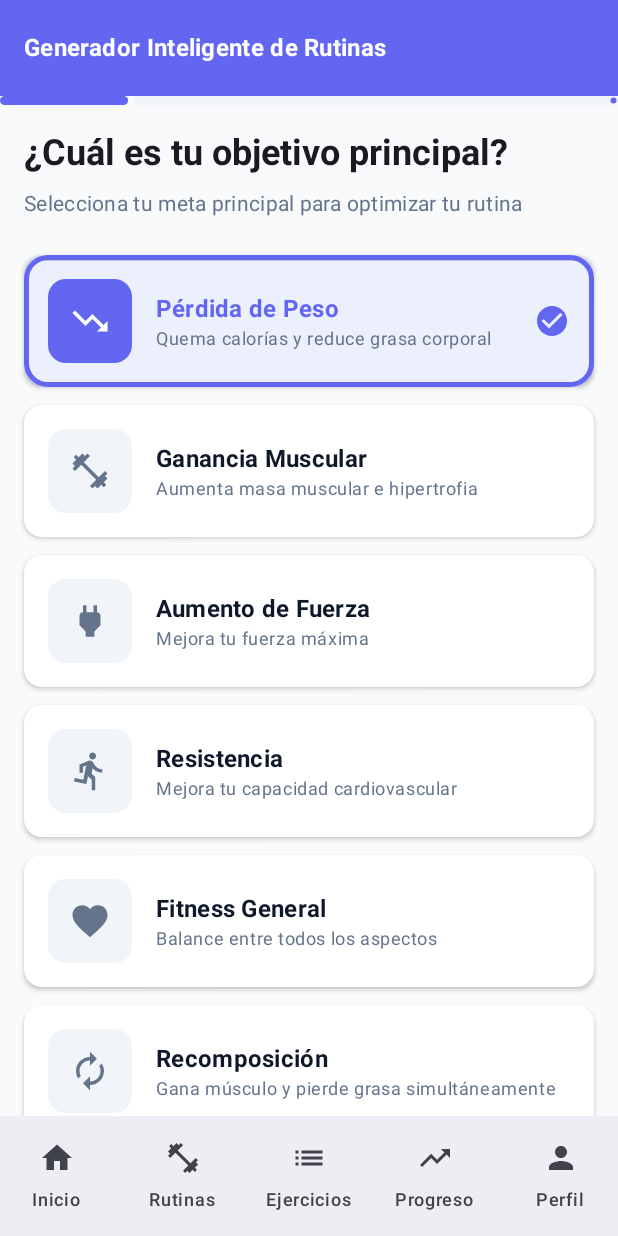
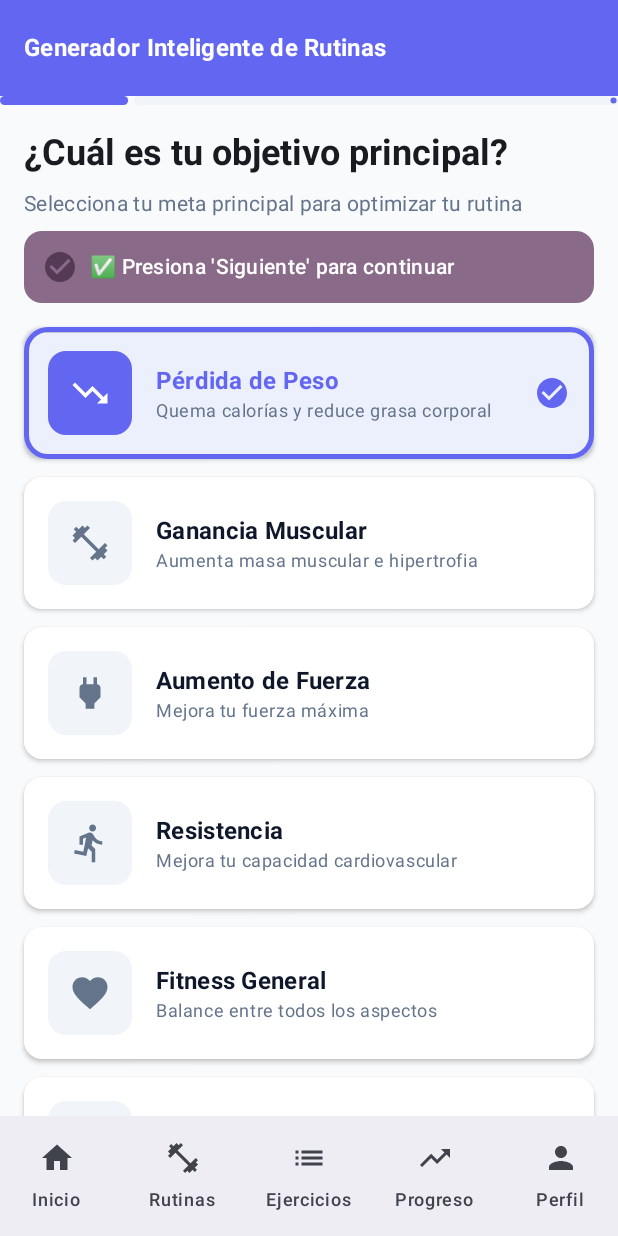
Before and after one commit to llibreprogram/acompanamiento_gym, an Android app built with Jetpack Compose: the RoutineGeneratorScreen screen opened through its navigation route, after a tap on "Pérdida de Peso", on a phone screen of 412 x 824 dp. Run offline under Robolectric (Android 15) with nearby library versions, the phone set to English and light mode, and no system bars; our stand-ins replace Dagger/Hilt's generated code.

Commit message:
fix: Generador con feedback visual + conversión unidades + scroll métricas
- RoutineGeneratorScreen: Botón Siguiente más grande (56dp), mensaje de ayuda cuando no hay selección
- ProfileScreen: Conversión de peso (kg↔lb) y altura (cm↔ft'in) según preferencias
- Health metrics card: heightIn(max=400dp) + verticalScroll para evitar corte
- UI mejorada: elevación en botones, feedback visual claro

```diff
--- a/app/src/main/java/com/gymcompanion/app/presentation/screens/routine_generator/RoutineGeneratorScreen.kt
+++ b/app/src/main/java/com/gymcompanion/app/presentation/screens/routine_generator/RoutineGeneratorScreen.kt
@@ -155,13 +155,25 @@ fun RoutineGeneratorScreen(
                                 viewModel.generateRoutine()
                             }
                         },
-                        modifier = Modifier.weight(1f),
+                        modifier = Modifier
+                            .weight(1f)
+                            .height(56.dp),
                         enabled = isStepValid(currentStep, uiState),
                         colors = ButtonDefaults.buttonColors(
-                            containerColor = GymPrimary
+                            containerColor = GymPrimary,
+                            disabledContainerColor = GymSurfaceVariant
+                        ),
+                        elevation = ButtonDefaults.buttonElevation(
+                            defaultElevation = 4.dp,
+                            pressedElevation = 8.dp,
+                            disabledElevation = 0.dp
                         )
                     ) {
-                        Text(if (currentStep < 4) "Siguiente" else "Generar Rutina")
+                        Text(
+                            if (currentStep < 4) "Siguiente" else "Generar Rutina",
+                            style = MaterialTheme.typography.titleMedium,
+                            fontWeight = FontWeight.Bold
+                        )
                         Spacer(modifier = Modifier.width(4.dp))
                         Icon(if (currentStep < 4) Icons.Default.ArrowForward else Icons.Default.CheckCircle, contentDescription = null)
                     }
@@ -240,8 +252,65 @@ fun GoalSelectionStep(
             "Selecciona tu meta principal para optimizar tu rutina",
             style = MaterialTheme.typography.bodyMedium,
             color = GymTextSecondary,
-            modifier = Modifier.padding(bottom = 24.dp)
+            modifier = Modifier.padding(bottom = 8.dp)
         )
+
+        // Mensaje de ayuda
+        if (selectedGoal == null) {
+            Card(
+                modifier = Modifier
+                    .fillMaxWidth()
+                    .padding(bottom = 16.dp),
+                colors = CardDefaults.cardColors(
+                    containerColor = MaterialTheme.colorScheme.primaryContainer
+                )
+            ) {
+                Row(
+                    modifier = Modifier.padding(12.dp),
+                    verticalAlignment = Alignment.CenterVertically
+                ) {
+                    Icon(
+                        Icons.Default.Info,
+                        contentDescription = null,
+                        tint = MaterialTheme.colorScheme.primary
+                    )
+                    Spacer(modifier = Modifier.width(8.dp))
+                    Text(
+                        "👉 Toca una opción para continuar",
+                        style = MaterialTheme.typography.bodyMedium,
+                        fontWeight = FontWeight.Medium,
+                        color = MaterialTheme.colorScheme.onPrimaryContainer
+                    )
+                }
+            }
+        } else {
+            Card(
+                modifier = Modifier
+                    .fillMaxWidth()
+                    .padding(bottom = 16.dp),
+                colors = CardDefaults.cardColors(
+                    containerColor = MaterialTheme.colorScheme.tertiaryContainer
+                )
+            ) {
+                Row(
+                    modifier = Modifier.padding(12.dp),
+                    verticalAlignment = Alignment.CenterVertically
+                ) {
+                    Icon(
+                        Icons.Default.CheckCircle,
+                        contentDescription = null,
+                        tint = MaterialTheme.colorScheme.tertiary
+                    )
+                    Spacer(modifier = Modifier.width(8.dp))
+                    Text(
+                        "✅ Presiona 'Siguiente' para continuar",
+                        style = MaterialTheme.typography.bodyMedium,
+                        fontWeight = FontWeight.Medium,
+                        color = MaterialTheme.colorScheme.onTertiaryContainer
+                    )
+                }
+            }
+        }
 
         val goals = listOf(
             Triple(FitnessGoal.WEIGHT_LOSS, Icons.Default.TrendingDown, "Pérdida de Peso") to "Quema calorías y reduce grasa corporal",
```
Also changed, not shown: app/src/main/java/com/gymcompanion/app/presentation/screens/profile/ProfileScreen.kt (+37 -6 lines).
